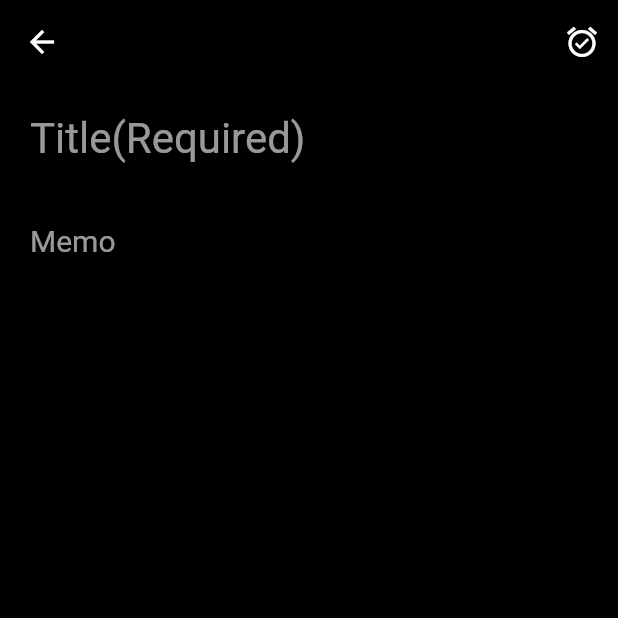
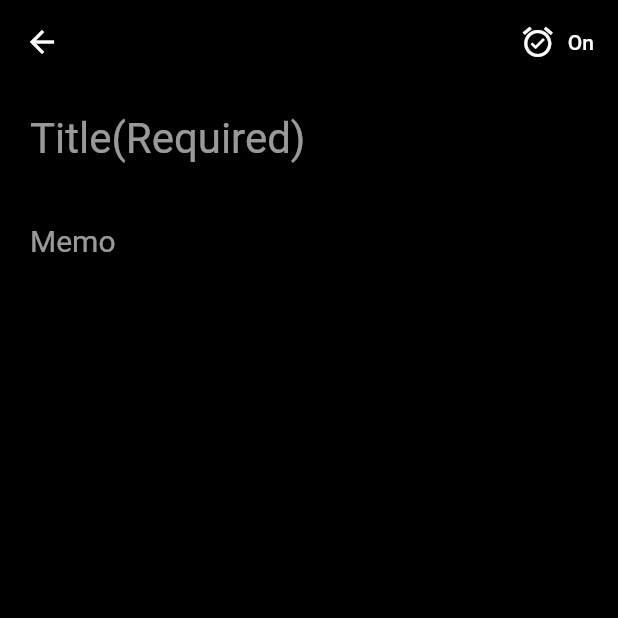
Before and after one commit to tsubasasugawara/Reminder, a Flutter app: the screen it shows after launch, after a tap on the "add" icon, on a phone screen of 412 x 824 dp, the top half of it. Run offline on Flutter 3.47's test engine with Material 2 defaults, Android fonts, the phone set to English and light mode, and no system bars; our stand-ins replace sqflite; accounts and stored records are empty.

Commit message:
Update
Redesigned listings and modified alarm switches.

```diff
--- a/lib/model/home_model.dart
+++ b/lib/model/home_list_model.dart
@@ -1,7 +1,7 @@
 import 'package:reminder/model/db.dart';
 
-class HomeModel {
-  HomeModel();
+class HomeListModel {
+  HomeListModel();
 
   List<Map> dataList = <Map>[];
 
--- a/lib/provider/alarm_switch_button.dart
+++ b/lib/provider/alarm_switch_button.dart
@@ -1,26 +1,40 @@
 import 'package:flutter/material.dart';
+import 'package:reminder/multilingualization/app_localizations.dart';
+import 'package:reminder/values/colors.dart';
 
-class AlarmSwitchButton extends ChangeNotifier {
-  AlarmSwitchButton(this.setAlarm);
+class AlarmSwitchButtonProvider extends ChangeNotifier {
+  AlarmSwitchButtonProvider(this.setAlarm);
 
   int setAlarm;
 
-  Widget changeIcon(Function() action) {
+  Widget changeIcon(BuildContext context, Function() action) {
     if (setAlarm == 0) {
-      return IconButton(
+      return ElevatedButton.icon(
+        style: ButtonStyle(
+          backgroundColor: MaterialStateProperty.all(
+            AppColors.backgroundColor,
+          ),
+        ),
         onPressed: () {
           _changeSetAlarm();
           action();
         },
         icon: const Icon(Icons.alarm_off),
+        label: Text(AppLocalizations.of(context)!.setAlarmOff),
       );
     } else {
-      return IconButton(
+      return ElevatedButton.icon(
+        style: ButtonStyle(
+          backgroundColor: MaterialStateProperty.all(
+            AppColors.backgroundColor,
+          ),
+        ),
         onPressed: () {
           _changeSetAlarm();
           action();
         },
         icon: const Icon(Icons.alarm_on),
+        label: Text(AppLocalizations.of(context)!.setAlarmOn),
       );
     }
   }
--- a/lib/provider/home_provider.dart
+++ b/lib/provider/home_list_provider.dart
@@ -2,17 +2,18 @@ import 'package:flutter/material.dart';
 import 'package:intl/intl.dart';
 import 'package:reminder/model/alarm.dart';
 import 'package:reminder/model/db.dart';
-import 'package:reminder/model/home_model.dart';
+import 'package:reminder/model/home_list_model.dart';
 import 'package:reminder/multilingualization/app_localizations.dart';
 
-class HomeProvider extends ChangeNotifier {
-  late HomeModel model;
+class HomeListProvider extends ChangeNotifier {
+  late HomeListModel model;
 
-  HomeProvider() {
-    model = HomeModel();
+  HomeListProvider() {
+    model = HomeListModel();
+    getData();
   }
 
-  Future getData() async {
+  Future<void> getData() async {
     var data = await model.select();
     if (data != null) {
       model.dataList = data;
@@ -24,7 +25,7 @@ class HomeProvider extends ChangeNotifier {
     if (setAlarm == 1) {
       return dateTimeFormat(milliseconds, context);
     } else {
-      return AppLocalizations.of(context)!.setAlarm;
+      return AppLocalizations.of(context)!.setAlarmOff;
     }
   }
 
@@ -45,16 +46,25 @@ class HomeProvider extends ChangeNotifier {
     return res;
   }
 
-  Future deleteData(int index) async {
+  Future<void> deleteFromDbAndAlarm(int index, Function() action) async {
     var id = model.dataList[index]['id'];
     var data = await model.selectById(id);
 
-    if (data != null) {
-      await NotificationsTable().delete(id);
-      await Alarm.deleteAlarm(
-          id, data[0]['title'], data[0]['content'], data[0]['time']);
-    }
+    if (data == null) return;
 
-    notifyListeners();
+    _deleteData(id);
+    action();
+    _deleteAlarm(id, data);
+
+    return;
+  }
+
+  Future<void> _deleteData(int id) async {
+    await NotificationsTable().delete(id);
+  }
+
+  Future<void> _deleteAlarm(int id, List<Map> data) async {
+    await Alarm.deleteAlarm(
+        id, data[0]['title'], data[0]['content'], data[0]['time']);
   }
 }
--- a/lib/values/colors.dart
+++ b/lib/values/colors.dart
@@ -3,4 +3,6 @@ import 'package:flutter/material.dart';
 class AppColors {
   static const Color backgroundColor = Colors.black;
   static const Color textColor = Color.fromARGB(255, 208, 208, 208);
+
+  static const Color listBackground = Color.fromARGB(255, 35, 35, 35);
 }
--- a/lib/values/messages.dart
+++ b/lib/values/messages.dart
@@ -13,7 +13,8 @@ class Messages {
     required this.saveButton,
     required this.cancelButton,
     required this.dateTimeFormat,
-    required this.setAlarm,
+    required this.setAlarmOff,
+    required this.setAlarmOn,
   });
 
   // AppInfo
@@ -45,7 +46,8 @@ class Messages {
 
   final String dateTimeFormat;
 
-  final String setAlarm;
+  final String setAlarmOff;
+  final String setAlarmOn;
 
   factory Messages.of(Locale locale) {
     switch (locale.languageCode) {
@@ -70,7 +72,8 @@ class Messages {
         saveButton: '保存する',
         cancelButton: 'キャンセル',
         dateTimeFormat: 'yyyy/MM/dd HH:mm',
-        setAlarm: 'アラームはオフです',
+        setAlarmOff: 'オフ',
+        setAlarmOn: 'オン',
       );
 
   factory Messages.en() => Messages(
@@ -85,6 +88,7 @@ class Messages {
         saveButton: 'Save',
         cancelButton: 'Cancel',
         dateTimeFormat: 'MM/dd/yyyy hh:mm aa',
-        setAlarm: 'This reminder is off.',
+        setAlarmOff: 'Off',
+        setAlarmOn: 'On',
       );
 }
--- a/lib/view/add_reminder_view.dart
+++ b/lib/view/add_reminder_view.dart
@@ -26,11 +26,12 @@ class AddReminderView extends StatelessWidget {
         backgroundColor: AppColors.backgroundColor,
         actions: [
           ChangeNotifierProvider(
-            create: (context) =>
-                AlarmSwitchButton(provider.model.dataBeforeEditing["setAlarm"]),
-            child: Consumer<AlarmSwitchButton>(
+            create: (context) => AlarmSwitchButtonProvider(
+                provider.model.dataBeforeEditing["setAlarm"]),
+            child: Consumer<AlarmSwitchButtonProvider>(
               builder: (context, alarmSwitchProvider, child) {
                 return alarmSwitchProvider.changeIcon(
+                  context,
                   () {
                     provider.model.dataBeingEditing["setAlarm"] =
                         alarmSwitchProvider.setAlarm;
--- a/lib/view/home_view.dart
+++ b/lib/view/home_view.dart
@@ -1,7 +1,7 @@
 import 'package:flutter/material.dart';
 import 'package:provider/provider.dart';
 import 'package:reminder/multilingualization/app_localizations.dart';
-import 'package:reminder/provider/home_provider.dart';
+import 'package:reminder/provider/home_list_provider.dart';
 import 'package:reminder/values/colors.dart';
 import 'package:reminder/view/add_reminder_view.dart';
 
@@ -10,6 +10,10 @@ class HomeView extends StatelessWidget {
 
   @override
   Widget build(BuildContext context) {
+    return ChangeNotifierProvider(
+      create: (context) => HomeListProvider(),
+      child: Consumer<HomeListProvider>(
+        builder: (context, provider, child) {
           return Scaffold(
             backgroundColor: AppColors.backgroundColor,
             appBar: AppBar(
@@ -19,41 +23,15 @@ class HomeView extends StatelessWidget {
                 style: const TextStyle(color: AppColors.textColor),
               ),
             ),
-      body: Center(child: list(context)),
-      floatingActionButton: FloatingActionButton(
-        onPressed: () {
-          Navigator.push(
-            context,
-            MaterialPageRoute(
-              builder: (context) =>
-                  AddReminderView(null, null, null, null, null),
-            ),
-          );
-        },
-        child: const Icon(
-          Icons.add,
-          size: 30,
-          color: Colors.black,
-        ),
-        backgroundColor: Colors.green,
-      ),
-    );
-  }
-
-  Widget list(context) {
-    return ChangeNotifierProvider(
-      create: (context) => HomeProvider(),
-      child: Consumer<HomeProvider>(
-        builder: (context, provider, child) {
-          provider.getData();
-          return ListView.builder(
+            body: Center(
+              child: ListView.builder(
                 padding: const EdgeInsets.all(8),
                 itemCount: provider.model.dataList.length,
                 itemBuilder: (BuildContext context, int index) {
                   return GestureDetector(
-                onTap: () {
+                    onTap: () async {
                       var dataList = provider.model.dataList;
-                  Navigator.push(
+                      await Navigator.push(
                         context,
                         MaterialPageRoute(
                           builder: (context) => AddReminderView(
@@ -65,30 +43,20 @@ class HomeView extends StatelessWidget {
                           ),
                         ),
                       );
+                      await provider.getData();
                     },
                     child: Container(
-                  decoration: const BoxDecoration(
-                    border: Border(
-                      left: BorderSide(
-                        color: Colors.green,
-                        width: 4,
-                        style: BorderStyle.solid,
-                      ),
-                      top: BorderSide(
-                        color: Color.fromARGB(255, 60, 60, 60),
-                        width: 1,
-                        style: BorderStyle.solid,
-                      ),
-                      right: BorderSide(
-                        color: Color.fromARGB(255, 60, 60, 60),
-                        width: 1,
-                        style: BorderStyle.solid,
-                      ),
-                      bottom: BorderSide(
-                        color: Color.fromARGB(255, 60, 60, 60),
-                        width: 1,
-                        style: BorderStyle.solid,
-                      ),
+                      decoration: BoxDecoration(
+                        borderRadius:
+                            const BorderRadius.all(Radius.circular(10)),
+                        gradient: LinearGradient(
+                          stops: const [0.02, 0.02],
+                          colors: [
+                            provider.model.dataList[index]["setAlarm"] == 1
+                                ? Colors.green
+                                : Colors.red,
+                            AppColors.listBackground,
+                          ],
                         ),
                       ),
                       padding: const EdgeInsets.all(10),
@@ -96,10 +64,9 @@ class HomeView extends StatelessWidget {
                       child: Container(
                         width: MediaQuery.of(context).size.width,
                         alignment: Alignment.topLeft,
-                    margin: const EdgeInsets.only(
-                      left: 10,
-                      right: 10,
-                      bottom: 10,
+                        margin: const EdgeInsets.symmetric(
+                          vertical: 5,
+                          horizontal: 10,
                         ),
                         child: Row(
                           mainAxisAlignment: MainAxisAlignment.spaceBetween,
@@ -123,7 +90,8 @@ class HomeView extends StatelessWidget {
                                       provider.alarmOnOff(
                                           provider.model.dataList[index]
                                               ["setAlarm"],
-                                      provider.model.dataList[index]['time'],
+                                          provider.model.dataList[index]
+                                              ['time'],
                                           context),
                                       style: const TextStyle(
                                         color: AppColors.textColor,
@@ -136,7 +104,12 @@ class HomeView extends StatelessWidget {
                             ),
                             IconButton(
                               onPressed: () async {
-                            await provider.deleteData(index);
+                                provider.deleteFromDbAndAlarm(
+                                  index,
+                                  () async {
+                                    await provider.getData();
+                                  },
+                                );
                               },
                               icon: const Icon(
                                 Icons.delete,
@@ -150,9 +123,144 @@ class HomeView extends StatelessWidget {
                     ),
                   );
                 },
+              ),
+            ),
+            floatingActionButton: FloatingActionButton(
+              onPressed: () async {
+                await Navigator.push(
+                  context,
+                  MaterialPageRoute(
+                    builder: (context) =>
+                        AddReminderView(null, null, null, null, null),
+                  ),
+                );
+                await provider.getData();
+              },
+              child: const Icon(
+                Icons.add,
+                size: 30,
+                color: Colors.black,
+              ),
+              backgroundColor: Colors.green,
+            ),
           );
         },
       ),
     );
   }
+
+//   Widget list(context) {
+//     return ChangeNotifierProvider(
+//       create: (context) => HomeListProvider(),
+//       child: Consumer<HomeListProvider>(
+//         builder: (context, provider, child) {
+//           return ListView.builder(
+//             padding: const EdgeInsets.all(8),
+//             itemCount: provider.model.dataList.length,
+//             itemBuilder: (BuildContext context, int index) {
+//               return GestureDetector(
+//                 onTap: () {
+//                   var dataList = provider.model.dataList;
+//                   Navigator.push(
+//                     context,
+//                     MaterialPageRoute(
+//                       builder: (context) => AddReminderView(
+//                         dataList[index]["id"],
+//                         dataList[index]["title"],
+//                         dataList[index]["content"],
+//                         dataList[index]["time"],
+//                         dataList[index]["setAlarm"],
+//                       ),
+//                     ),
+//                   );
+//                 },
+//                 child: Container(
+//                   decoration: const BoxDecoration(
+//                     border: Border(
+//                       left: BorderSide(
+//                         color: Colors.green,
+//                         width: 4,
+//                         style: BorderStyle.solid,
+//                       ),
+//                       top: BorderSide(
+//                         color: Color.fromARGB(255, 60, 60, 60),
+//                         width: 1,
+//                         style: BorderStyle.solid,
+//                       ),
+//                       right: BorderSide(
+//                         color: Color.fromARGB(255, 60, 60, 60),
+//                         width: 1,
+//                         style: BorderStyle.solid,
+//                       ),
+//                       bottom: BorderSide(
+//                         color: Color.fromARGB(255, 60, 60, 60),
+//                         width: 1,
+//                         style: BorderStyle.solid,
+//                       ),
+//                     ),
+//                   ),
+//                   padding: const EdgeInsets.all(10),
+//                   margin: const EdgeInsets.only(bottom: 20, left: 5),
+//                   child: Container(
+//                     width: MediaQuery.of(context).size.width,
+//                     alignment: Alignment.topLeft,
+//                     margin: const EdgeInsets.only(
+//                       left: 10,
+//                       right: 10,
+//                       bottom: 10,
+//                     ),
+//                     child: Row(
+//                       mainAxisAlignment: MainAxisAlignment.spaceBetween,
+//                       children: <Widget>[
+//                         Expanded(
+//                           child: Column(
+//                             crossAxisAlignment: CrossAxisAlignment.start,
+//                             children: [
+//                               Text(
+//                                 provider.model.dataList[index]['title'],
+//                                 style: const TextStyle(
+//                                   color: AppColors.textColor,
+//                                   fontSize: 24,
+//                                 ),
+//                                 overflow: TextOverflow.ellipsis,
+//                                 softWrap: false,
+//                               ),
+//                               Container(
+//                                 margin: const EdgeInsets.only(top: 5),
+//                                 child: Text(
+//                                   provider.alarmOnOff(
+//                                       provider.model.dataList[index]
+//                                           ["setAlarm"],
+//                                       provider.model.dataList[index]['time'],
+//                                       context),
+//                                   style: const TextStyle(
+//                                     color: AppColors.textColor,
+//                                     fontSize: 14,
+//                                   ),
+//                                 ),
+//                               ),
+//                             ],
+//                           ),
+//                         ),
+//                         IconButton(
+//                           onPressed: () async {
+//                             await provider.deleteData(index);
+//                           },
+//                           icon: const Icon(
+//                             Icons.delete,
+//                             color: Colors.grey,
+//                             size: 30,
+//                           ),
+//                         ),
+//                       ],
+//                     ),
+//                   ),
+//                 ),
+//               );
+//             },
+//           );
+//         },
+//       ),
+//     );
+//   }
 }
```
Also changed, not shown: 2 other files. Lines whose indentation alone changed are shown as unchanged.
